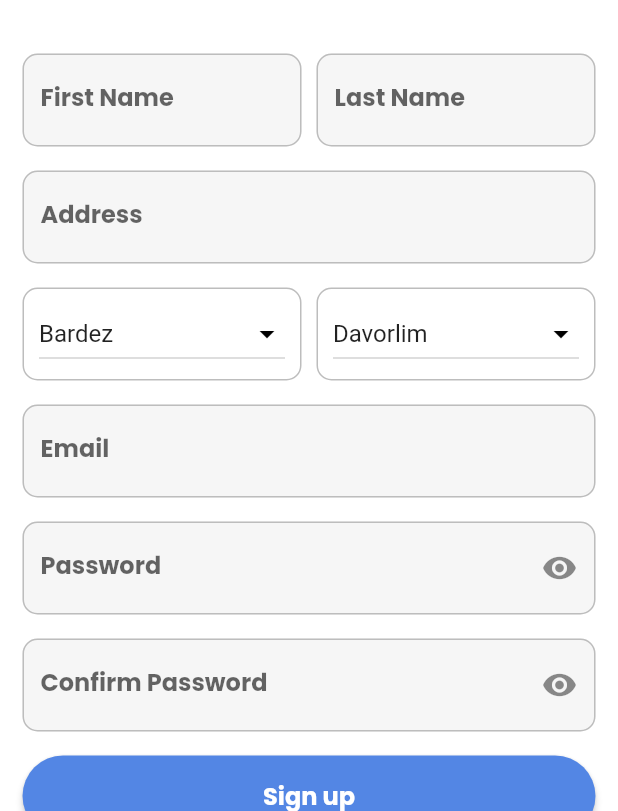
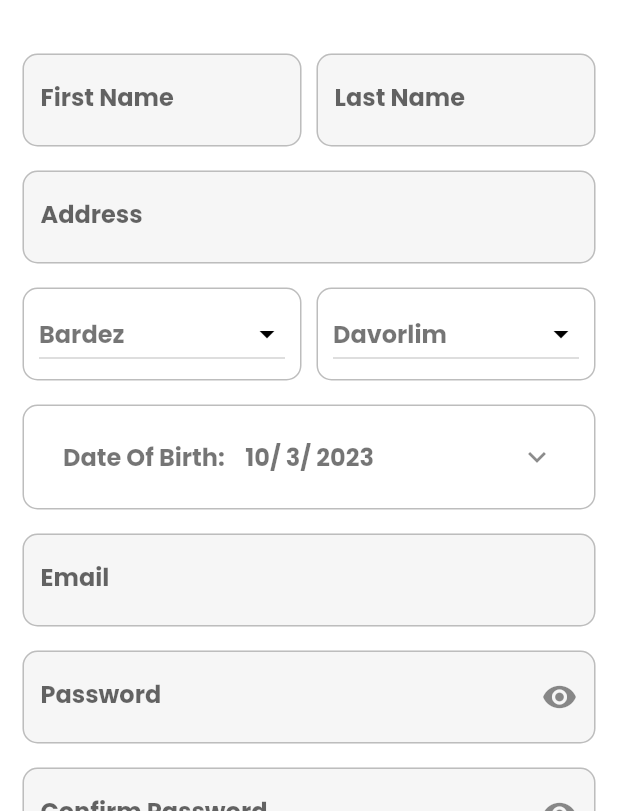
Before and after one commit to Saishrey/wE-Panchayat, a Flutter app: the SignUp screen opened directly, on a phone screen of 412 x 824 dp, the part 425-1236 px from its top. Run offline on Flutter 3.47's test engine with Material 2 defaults, Android fonts, the phone set to English and light mode, and no system bars; missing offline and left inert: dob_input_field.

Commit message:
Sign up page date of birth added

```diff
--- a/lib/auth/signup.dart
+++ b/lib/auth/signup.dart
@@ -3,6 +3,9 @@ import 'package:flutter/material.dart';
 import 'package:we_panchayat_dev/main.dart';
 
 import 'package:we_panchayat_dev/auth/login.dart';
+
+import 'package:dob_input_field/dob_input_field.dart';
+import 'package:flutter/material.dart';
 
 class SignUp extends StatefulWidget {
   const SignUp({Key? key}) : super(key: key);
@@ -14,7 +17,7 @@ class SignUp extends StatefulWidget {
 class _SignUpState extends State<SignUp> {
   bool _obscureText = true;
 
-  List<String> talukas = [
+  List<String> _talukas = [
     'Bardez',
     'Bicholim',
     'Canacona',
@@ -29,18 +32,16 @@ class _SignUpState extends State<SignUp> {
     'Tiswadi'
   ];
 
-  List<String> villages = [
-    'Davorlim',
-    'Paliem'
-  ];
+  List<String> _villages = ['Davorlim', 'Paliem'];
 
   String _selectedTaluka = "Bardez";
 
   String _selectedVillage = "Davorlim";
 
-
   TextEditingController emailController = TextEditingController();
   TextEditingController passwordController = TextEditingController();
+
+  DateTime _selectedDate = DateTime.now();
 
   @override
   Widget build(BuildContext context) {
@@ -48,7 +49,6 @@ class _SignUpState extends State<SignUp> {
 
     emailController.text = "";
     passwordController.text = "";
-
 
     return Container(
       padding: EdgeInsets.only(top: 60.0),
@@ -206,26 +206,38 @@ class _SignUpState extends State<SignUp> {
                               children: [
                                 Expanded(
                                   child: Container(
-                                    padding: EdgeInsets.symmetric(horizontal: 10, vertical: 6),
+                                    padding: EdgeInsets.symmetric(
+                                        horizontal: 10, vertical: 6),
                                     decoration: BoxDecoration(
-                                      borderRadius: BorderRadius.circular(10),
-                                      border: Border.all(color: Color(0xffBDBDBD), width: 1)
-                                    ),
+                                        borderRadius: BorderRadius.circular(10),
+                                        border: Border.all(
+                                            color: Color(0xffBDBDBD),
+                                            width: 1)),
                                     child: DropdownButton(
                                       menuMaxHeight: 200,
                                       isExpanded: true,
-                                      icon: Icon(Icons.arrow_drop_down_outlined, color: Colors.black,),
+                                      icon: Icon(
+                                        Icons.arrow_drop_down_outlined,
+                                        color: Colors.black,
+                                      ),
                                       value: _selectedTaluka,
-                                      items: talukas.map((String option) {
+                                      items: _talukas.map((String option) {
                                         return DropdownMenuItem<String>(
                                           value: option,
-                                          child: Text(option),
+                                          child: Text(
+                                            option,
+                                            style: TextStyle(
+                                              color: Colors.black54,
+                                              fontFamily: 'Poppins-Bold',
+                                            ),
+                                          ),
                                         );
                                       }).toList(),
                                       onChanged: (newValue) {
                                         setState(() {
                                           _selectedTaluka = newValue.toString();
-                                          debugPrint("Selected taluka =  $_selectedTaluka");
+                                          debugPrint(
+                                              "Selected taluka =  $_selectedTaluka");
                                         });
                                       },
                                     ),
@@ -234,32 +246,65 @@ class _SignUpState extends State<SignUp> {
                                 SizedBox(width: 10.0),
                                 Expanded(
                                   child: Container(
-                                    padding: EdgeInsets.symmetric(horizontal: 10, vertical: 6),
+                                    padding: EdgeInsets.symmetric(
+                                        horizontal: 10, vertical: 6),
                                     decoration: BoxDecoration(
                                         borderRadius: BorderRadius.circular(10),
-                                        border: Border.all(color: Color(0xffBDBDBD), width: 1)
-                                    ),
+                                        border: Border.all(
+                                            color: Color(0xffBDBDBD),
+                                            width: 1)),
                                     child: DropdownButton(
                                       menuMaxHeight: 200,
                                       isExpanded: true,
-                                      icon: Icon(Icons.arrow_drop_down_outlined, color: Colors.black,),
+                                      icon: Icon(
+                                        Icons.arrow_drop_down_outlined,
+                                        color: Colors.black,
+                                      ),
                                       value: _selectedVillage,
-                                      items: villages.map((String option) {
+                                      items: _villages.map((String option) {
                                         return DropdownMenuItem<String>(
                                           value: option,
-                                          child: Text(option),
+                                          child: Text(
+                                            option,
+                                            style: TextStyle(
+                                              color: Colors.black54,
+                                              fontFamily: 'Poppins-Bold',
+                                            ),
+                                          ),
                                         );
                                       }).toList(),
                                       onChanged: (newValue) {
                                         setState(() {
-                                          _selectedVillage = newValue.toString();
-                                          debugPrint("Selected taluka =  $_selectedVillage");
+                                          _selectedVillage =
+                                              newValue.toString();
+                                          debugPrint(
+                                              "Selected taluka =  $_selectedVillage");
                                         });
                                       },
                                     ),
                                   ),
                                 ),
                               ],
+                            ),
+                            SizedBox(height: 16),
+                            Container(
+                              padding: EdgeInsets.symmetric(
+                                  horizontal: 10, vertical: 6),
+                              decoration: BoxDecoration(
+                                  borderRadius: BorderRadius.circular(10),
+                                  border: Border.all(
+                                      color: Color(0xffBDBDBD), width: 1)),
+                              child: ListTile(
+                                title: Text(
+                                  "Date Of Birth:    ${_selectedDate.day}/ ${_selectedDate.month}/ ${_selectedDate.year}",
+                                  style: TextStyle(
+                                    color: Colors.black54,
+                                    fontFamily: 'Poppins-Bold',
+                                  ),
+                                ),
+                                trailing: Icon(Icons.keyboard_arrow_down),
+                                onTap: _pickDate,
+                              ),
                             ),
                             SizedBox(height: 16),
                             TextFormField(
@@ -400,7 +445,7 @@ class _SignUpState extends State<SignUp> {
                   ),
                 ),
                 Padding(
-                  padding: EdgeInsets.only(top: 100.0),
+                  padding: EdgeInsets.only(top: 20.0),
                   child: Column(
                     mainAxisSize: MainAxisSize.min,
                     children: [
@@ -440,4 +485,19 @@ class _SignUpState extends State<SignUp> {
       ),
     );
   }
+
+  _pickDate() async {
+    DateTime? date = await showDatePicker(
+      context: context,
+      firstDate: DateTime(DateTime(1950).year),
+      lastDate: DateTime(DateTime.now().year + 1),
+      initialDate: _selectedDate,
+    );
+
+    if (date != null) {
+      setState(() {
+        _selectedDate = date;
+      });
+    }
+  }
 }
--- a/pubspec.yaml
+++ b/pubspec.yaml
@@ -34,6 +34,7 @@ dependencies:
   # The following adds the Cupertino Icons font to your application.
   # Use with the CupertinoIcons class for iOS style icons.
   cupertino_icons: ^1.0.2
+  dob_input_field: ^2.0.0
 
 dev_dependencies:
   flutter_test:
```
Also changed, not shown: pubspec.lock.
